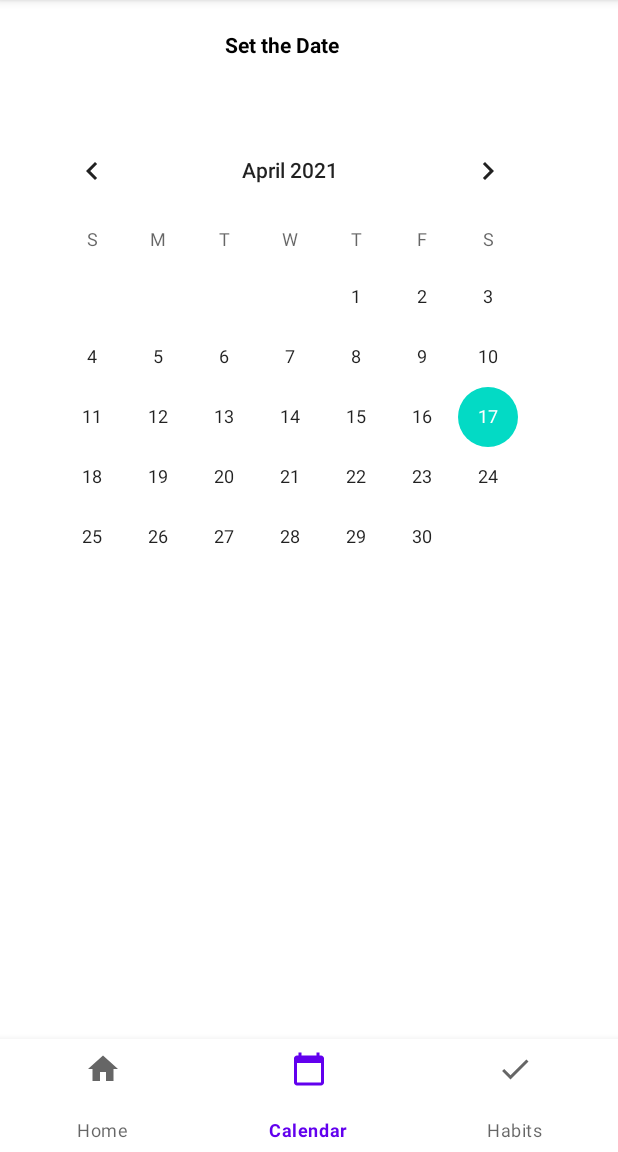
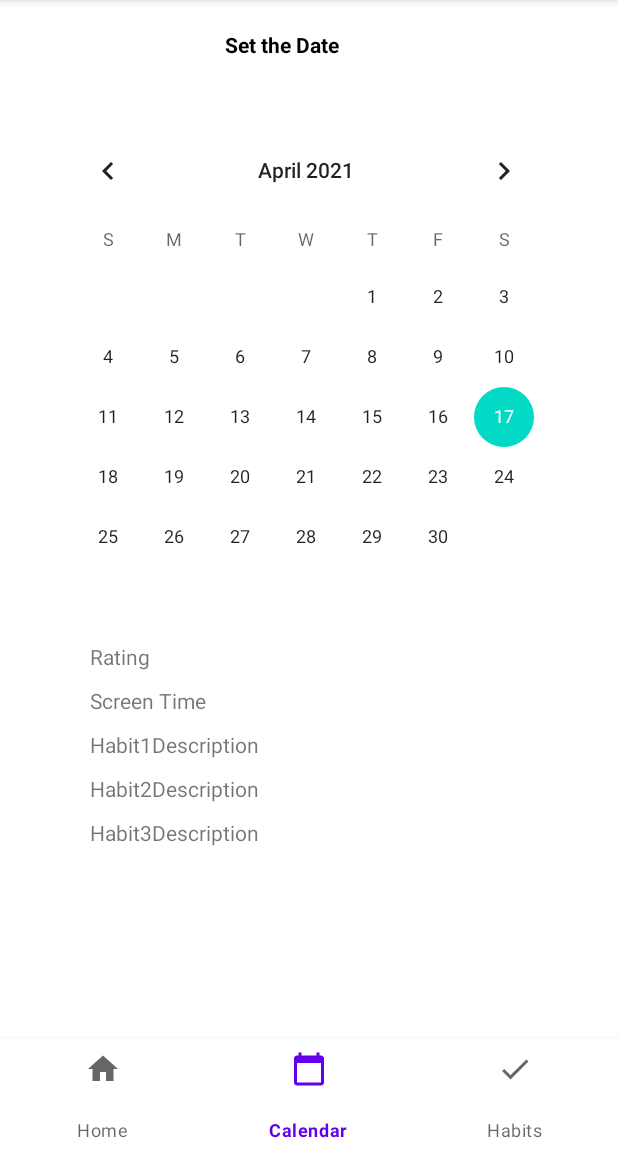
Before and after one commit to CIS-SoftwareDesign-S21/pro-03-mentalhealth-millan-janney-nuss, an Android app: the screen it shows after launch (MainActivity), item 2 of the bottom bar chosen, on a phone screen of 412 x 824 dp, the part 84-1236 px from its top. Run offline under Robolectric (Android 15) with nearby library versions, the phone set to English and light mode, and no system bars.

Commit message:
added editButton to habit layout, not functional yet

```diff
--- a/app/src/main/java/temple/mentalhealthwellness/CalendarFragment.java
+++ b/app/src/main/java/temple/mentalhealthwellness/CalendarFragment.java
@@ -36,8 +36,8 @@ public class CalendarFragment extends Fragment {
 
                             // Display the date at top of calendar
                             String Date
-                                    = dayOfMonth + "-"
-                                    + (month + 1) + "-" + year;
+                                    = (month + 1) + "-"
+                                    + dayOfMonth + "-" + year;
 
                             // Set the date
                             date_view.setText(Date);
--- a/app/src/main/java/temple/mentalhealthwellness/adapters/HabitRecyclerViewAdapter.java
+++ b/app/src/main/java/temple/mentalhealthwellness/adapters/HabitRecyclerViewAdapter.java
@@ -20,6 +20,7 @@ public class HabitRecyclerViewAdapter extends RecyclerView.Adapter<HabitRecycler
     int habitAmt;
     private String description;
     ImageButton deleteButton;
+    ImageButton editButton;
 
     public static class HabitViewHolder extends RecyclerView.ViewHolder {
         private final TextView descText;
--- a/app/src/main/res/layout/fragment_calendar.xml
+++ b/app/src/main/res/layout/fragment_calendar.xml
@@ -22,9 +22,50 @@
     <CalendarView
         android:id="@+id/calender"
         android:layout_marginTop="80dp"
-        android:layout_marginLeft="19dp"
+        android:layout_marginLeft="30dp"
         android:layout_width="wrap_content"
         android:layout_height="wrap_content">
     </CalendarView>
 
+    <TextView
+        android:id="@+id/ratingText"
+        android:layout_width="wrap_content"
+        android:layout_height="wrap_content"
+        android:layout_below="@id/calender"
+        android:layout_marginLeft="60dp"
+        android:layout_marginTop="10dp"
+        android:text="Rating" />
+    <TextView
+        android:id="@+id/screenTime"
+        android:layout_width="wrap_content"
+        android:layout_height="wrap_content"
+        android:layout_below="@id/ratingText"
+        android:layout_marginLeft="60dp"
+        android:layout_marginTop="10dp"
+        android:text="Screen Time" />
+    <TextView
+        android:id="@+id/firsthabit"
+        android:layout_width="wrap_content"
+        android:layout_height="wrap_content"
+        android:layout_below="@id/screenTime"
+        android:layout_marginLeft="60dp"
+        android:layout_marginTop="10dp"
+        android:text="Habit1Description" />
+    <TextView
+        android:id="@+id/secondhabit"
+        android:layout_width="wrap_content"
+        android:layout_height="wrap_content"
+        android:layout_below="@id/firsthabit"
+        android:layout_marginLeft="60dp"
+        android:layout_marginTop="10dp"
+        android:text="Habit2Description" />
+    <TextView
+        android:id="@+id/thirdhabit"
+        android:layout_width="wrap_content"
+        android:layout_height="wrap_content"
+        android:layout_below="@id/secondhabit"
+        android:layout_marginLeft="60dp"
+        android:layout_marginTop="10dp"
+        android:text="Habit3Description" />
+
 </RelativeLayout>
--- a/app/src/main/res/layout/habit_row_item.xml
+++ b/app/src/main/res/layout/habit_row_item.xml
@@ -10,20 +10,26 @@
         android:layout_height="wrap_content"
         android:orientation="horizontal">
         <TextView
-            android:layout_weight="1"
             android:id="@+id/description_text"
             android:padding="2dp"
             android:textColor="#000000"
             android:textSize="18sp"
             android:textStyle="bold"
             android:gravity="left"
-            android:layout_width="match_parent"
+            android:layout_width="200dp"
             android:layout_height="40dp"/>
+        <ImageButton
+            android:id="@+id/edit"
+            android:layout_width="20dp"
+            android:layout_height="20dp"
+            android:src="@drawable/edithabit"
+            />
         <ImageButton
             android:id="@+id/delete"
             android:layout_width="20dp"
             android:layout_height="20dp"
             android:layout_gravity="right"
+            android:layout_marginLeft="120dp"
             android:src="@drawable/deletehabit"
              />
     </LinearLayout>
```
Also changed, not shown: app/src/main/res/drawable-hdpi/edithabit.png (added), app/src/main/res/drawable-mdpi/edithabit.png (added), app/src/main/res/drawable-xhdpi/edithabit.png (added), app/src/main/res/drawable-xxhdpi/edithabit.png (added), app/src/main/res/drawable-xxxhdpi/edithabit.png (added).
